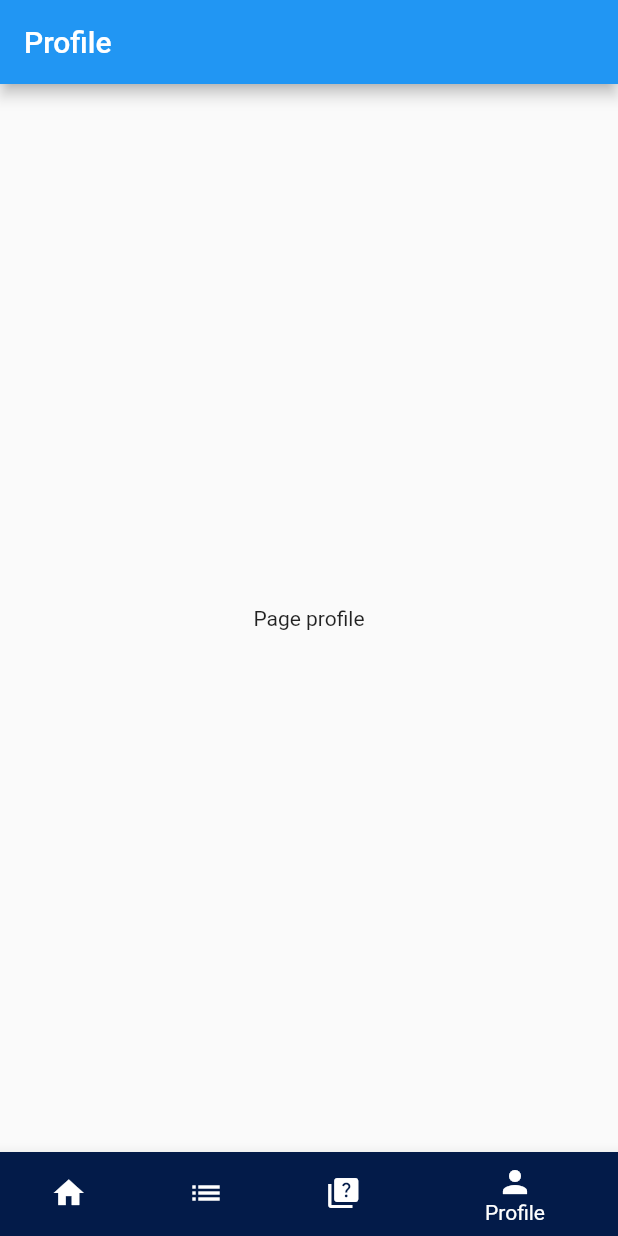
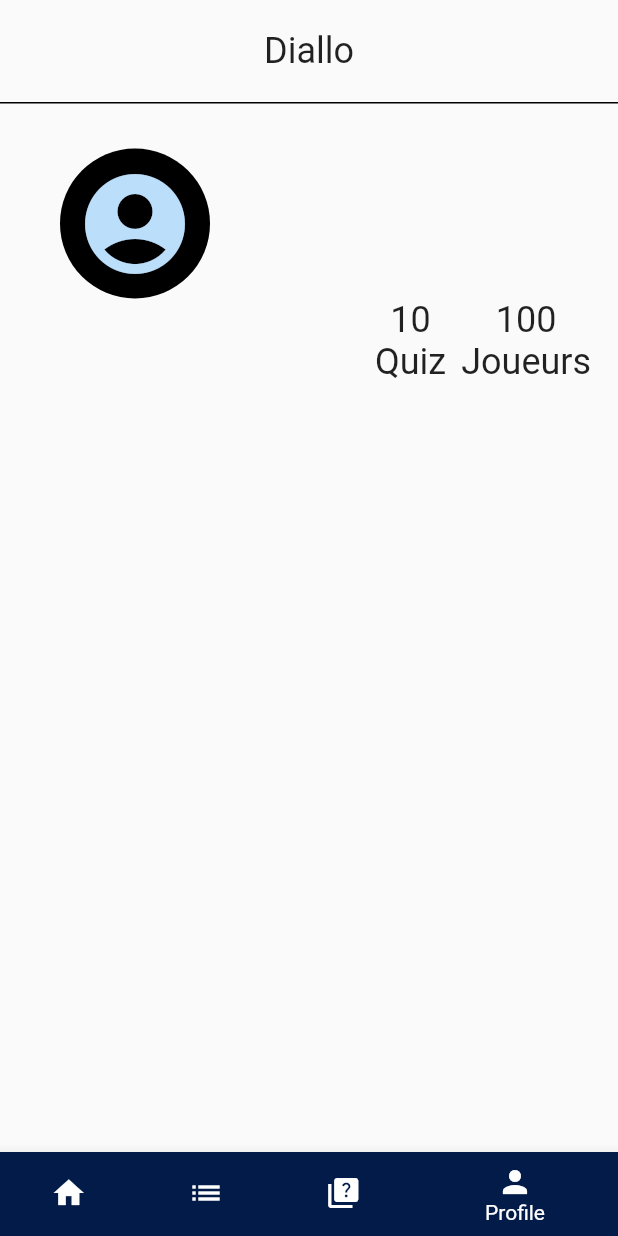
Before and after one commit to ibrahim10sy/QuizAppFlutter, a Flutter app: the screen it shows after launch, item 4 of the bottom bar chosen, on a phone screen of 412 x 824 dp. Run offline on Flutter 3.47's test engine with Material 2 defaults, Android fonts, the phone set to English and light mode, and no system bars.

Commit message:
premier commit

```diff
--- a/lib/main.dart
+++ b/lib/main.dart
@@ -1,5 +1,7 @@
-import 'package:flutter/material.dart';import 'package:flutter/material.dart';
+import 'package:flutter/material.dart';
 import 'package:quiz_app/nav.dart';
+// import 'package:quiz_app/comptepublic';
+
 
 
 void main(){
--- a/lib/nav.dart
+++ b/lib/nav.dart
@@ -2,7 +2,8 @@ import 'package:flutter/material.dart';
 import 'pages/accueil.dart';
 import 'pages/liste.dart';
 import 'pages/quiz.dart';
-import 'pages/profile.dart';
+// import 'pages/profile.dart';
+import 'pages/comptepublic.dart';
 
 
 
@@ -21,7 +22,8 @@ List<Widget> _listTab = <Widget>[
    Accueil(),
    Liste(),
    Quiz(),
-   Profile()
+   Comptepublic()
+  //  Profile()
 
 ];
 
--- /dev/null
+++ b/lib/pages/comptepublic.dart
@@ -0,0 +1,134 @@
+import 'package:flutter/material.dart';
+
+void main() {
+  runApp(Comptepublic());
+}
+
+class Comptepublic extends StatelessWidget {
+  const Comptepublic({Key? key}) : super(key: key);
+
+  @override
+  Widget build(BuildContext context) {
+    return MaterialApp(
+      debugShowCheckedModeBanner: false,
+      title: 'Your App Title',
+      home: Scaffold(
+        body: SingleChildScrollView(
+          child: Column(
+            children: [
+              NomSection(),
+              RowSection(), // Utilisation de RowSection
+              ProfilSection(),
+             NombreSection(),
+              ListView(),
+              QuizSection(),
+            ],
+          ),
+        ),
+      ),
+    );
+  }
+}
+
+class NomSection extends StatelessWidget {
+  @override
+  Widget build(BuildContext context) {
+    return Container(
+      padding: EdgeInsets.all(20),
+      child: Text(
+        'Diallo',
+        style: TextStyle(
+          fontSize: 24,
+         // Aligner le texte vers la gauche
+        ),
+          textAlign: TextAlign.left,
+      ),
+    );
+  }
+}
+
+
+class RowSection extends StatelessWidget {
+  @override
+  Widget build(BuildContext context) {
+    return Container(
+      color: Colors.black,
+      height: 1.0,
+      // Vous pouvez ajuster la hauteur
+    );
+  }
+}
+
+
+class ProfilSection extends StatelessWidget {
+  @override
+  Widget build(BuildContext context) {
+    return Container(
+      alignment: Alignment.centerLeft, // Aligner vers la gauche
+      margin: EdgeInsets.only(top: 30, left: 40),
+      child: CircleAvatar(
+        radius: 50.0, // Rayon du cercle
+        backgroundColor: Colors.black, // Couleur du cercle
+        child: Icon(Icons.account_circle_rounded,size: 80,), // Ajouter un widget Icon comme enfant du widget CircleAvatar
+      ),
+    );
+  }
+}
+
+class NombreSection extends StatelessWidget {
+  @override
+  Widget build(BuildContext context) {
+    return Container(
+      margin: EdgeInsets.only(top: -0, left: 250),
+      child: Row(
+        // mainAxisAlignment: MainAxisAlignment.end,
+        //// Aligner les éléments vers la droite
+        crossAxisAlignment: CrossAxisAlignment.start, // Aligner le contenu en haut
+        children: [
+          Column(
+            // crossAxisAlignment: CrossAxisAlignment.end,
+            // Aligner le texte à droite
+            children: [
+              Text(
+                '10',
+                style: TextStyle(fontSize: 24),
+              ),
+              Text(
+                'Quiz',
+                style: TextStyle(fontSize: 24),
+              ),
+            ],
+          ),
+          SizedBox(width: 10), // Espacement entre les deux colonnes
+          Column(
+            // crossAxisAlignment: CrossAxisAlignment.end, // Aligner le texte à droite
+            children: [
+              Text(
+                '100',
+                style: TextStyle(fontSize: 24),
+              ),
+              Text(
+                'Joueurs',
+                style: TextStyle(fontSize: 24),
+              ),
+            ],
+          ),
+        ],
+      ),
+    );
+  }
+}
+
+class ListView extends StatelessWidget {
+  @override
+  Widget build(BuildContext context) {
+    return Container();
+  }
+}
+
+class QuizSection extends StatelessWidget {
+  @override
+  Widget build(BuildContext context) {
+    return Container();
+  }
+}
```
